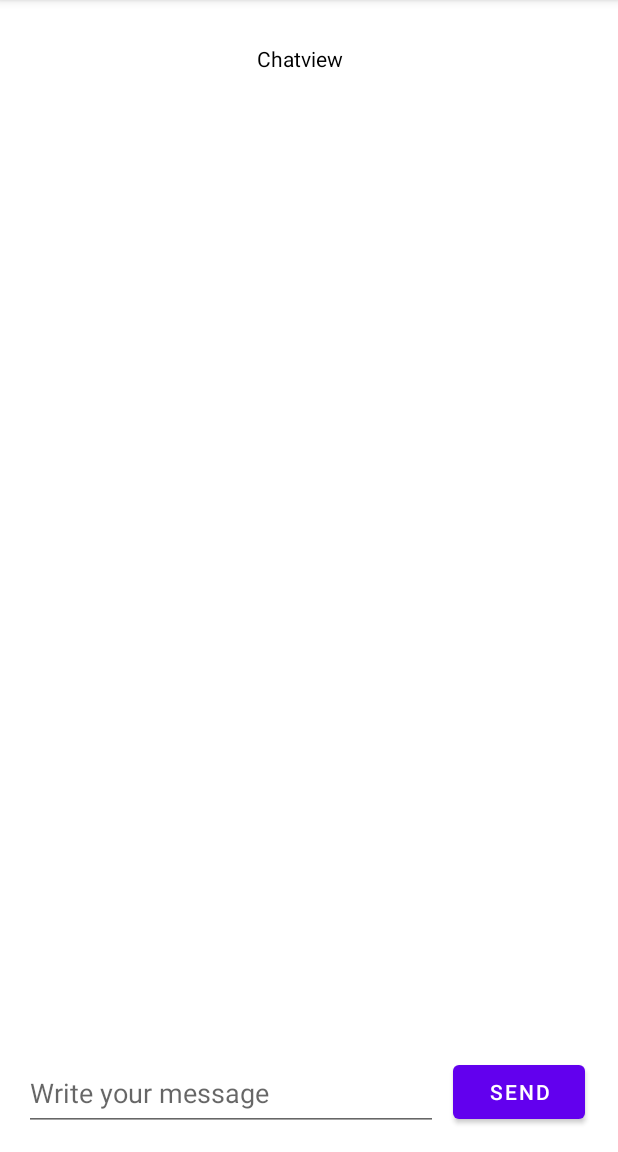
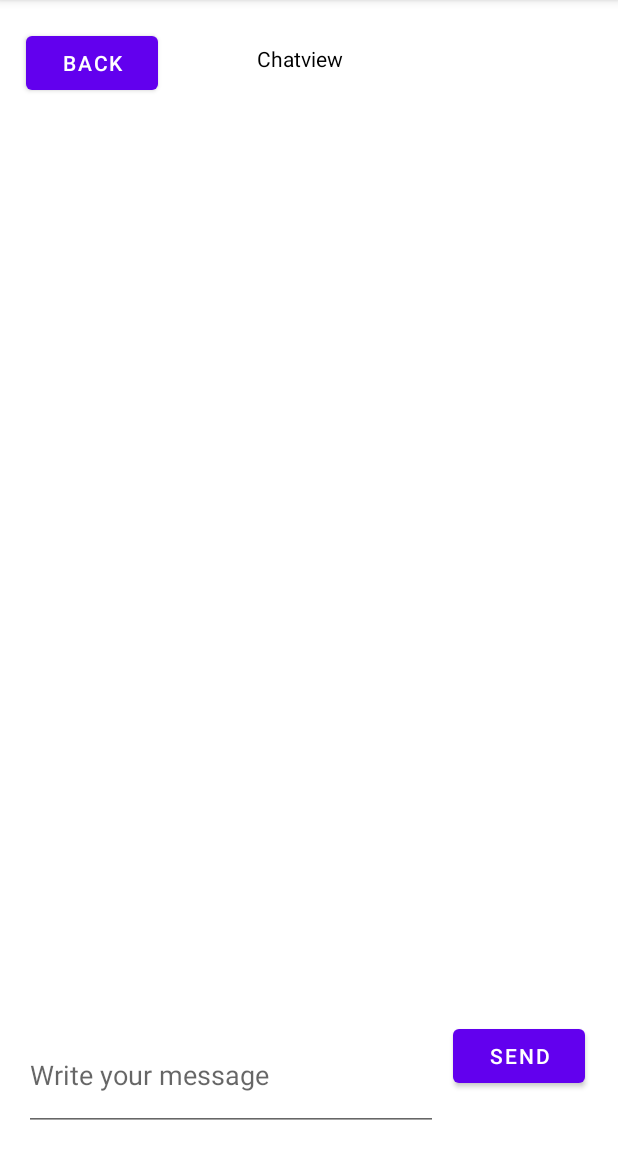
Before and after one commit to liolin/mge, an Android app: the ChatActivity screen opened directly, with no data from a screen before it, on a phone screen of 412 x 824 dp, the part 84-1236 px from its top. Run offline under Robolectric (Android 15) with nearby library versions, the phone set to English and light mode, and no system bars.

Commit message:
Add Back button in ChatAcitivty View

```diff
--- a/app/src/main/java/ch/ost/mge/mini/lanchat/ChatActivity.kt
+++ b/app/src/main/java/ch/ost/mge/mini/lanchat/ChatActivity.kt
@@ -1,11 +1,18 @@
 package ch.ost.mge.mini.lanchat
 
+import android.content.Intent
 import androidx.appcompat.app.AppCompatActivity
 import android.os.Bundle
+import android.widget.Button
 
 class ChatActivity : AppCompatActivity() {
     override fun onCreate(savedInstanceState: Bundle?) {
         super.onCreate(savedInstanceState)
         setContentView(R.layout.activity_chat)
+
+
+        val goToHomeIntend = Intent(this, MainActivity::class.java)
+        val btnBack = findViewById<Button>(R.id.btnBackToHome)
+        btnBack.setOnClickListener { startActivity(goToHomeIntend) }
     }
 }
--- a/app/src/main/res/layout/activity_chat.xml
+++ b/app/src/main/res/layout/activity_chat.xml
@@ -12,11 +12,11 @@
         android:layout_height="0dp"
         android:layout_marginStart="1dp"
         android:layout_marginEnd="1dp"
-        android:layout_marginBottom="48dp"
-        app:layout_constraintBottom_toTopOf="@+id/btnSend"
+        android:layout_marginBottom="112dp"
+        app:layout_constraintBottom_toBottomOf="parent"
         app:layout_constraintEnd_toEndOf="parent"
         app:layout_constraintStart_toStartOf="parent"
-        app:layout_constraintTop_toBottomOf="@+id/txvChatTitle" />
+        app:layout_constraintTop_toBottomOf="@+id/btnBackToHome" />
 
     <EditText
         android:id="@+id/txtMessage"
@@ -70,4 +70,16 @@
         android:orientation="horizontal"
         app:layout_constraintGuide_begin="78dp" />
 
+    <Button
+        android:id="@+id/btnBackToHome"
+        android:layout_width="wrap_content"
+        android:layout_height="wrap_content"
+        android:layout_marginStart="16dp"
+        android:layout_marginTop="18dp"
+        android:layout_marginBottom="27dp"
+        android:text="Back"
+        app:layout_constraintBottom_toTopOf="@+id/viewChat"
+        app:layout_constraintStart_toStartOf="@+id/txvChatTitle"
+        app:layout_constraintTop_toTopOf="parent" />
+
 </androidx.constraintlayout.widget.ConstraintLayout>
```
